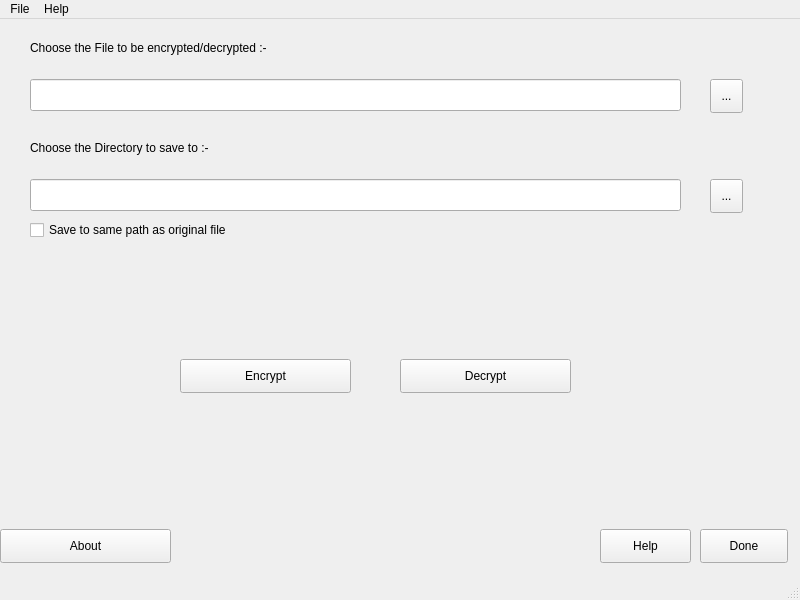
Old version of the form AES Cipher Tool/Assets/UI/package.ui in the repository LordTael125/ElateLabs-Projects.
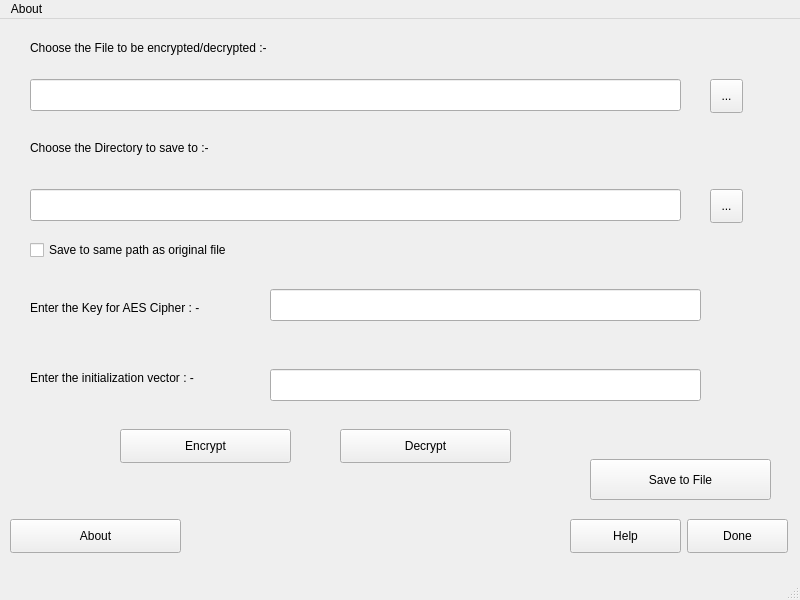
New version of the form.

```diff
--- a/AES Cipher Tool/Assets/UI/package.ui
+++ b/AES Cipher Tool/Assets/UI/package.ui
@@ -17,9 +17,9 @@
    <widget class="QPushButton" name="Help">
     <property name="geometry">
      <rect>
-      <x>600</x>
-      <y>510</y>
-      <width>91</width>
+      <x>570</x>
+      <y>500</y>
+      <width>111</width>
       <height>34</height>
      </rect>
     </property>
@@ -66,8 +66,8 @@
    <widget class="QPushButton" name="Encrypt">
     <property name="geometry">
      <rect>
-      <x>180</x>
-      <y>340</y>
+      <x>120</x>
+      <y>410</y>
       <width>171</width>
       <height>34</height>
      </rect>
@@ -79,8 +79,8 @@
    <widget class="QPushButton" name="Decrypt">
     <property name="geometry">
      <rect>
-      <x>400</x>
-      <y>340</y>
+      <x>340</x>
+      <y>410</y>
       <width>171</width>
       <height>34</height>
      </rect>
@@ -105,8 +105,8 @@
    <widget class="QPushButton" name="About">
     <property name="geometry">
      <rect>
-      <x>0</x>
-      <y>510</y>
+      <x>10</x>
+      <y>500</y>
       <width>171</width>
       <height>34</height>
      </rect>
@@ -119,7 +119,7 @@
     <property name="geometry">
      <rect>
       <x>710</x>
-      <y>160</y>
+      <y>170</y>
       <width>33</width>
       <height>34</height>
      </rect>
@@ -132,7 +132,7 @@
     <property name="geometry">
      <rect>
       <x>30</x>
-      <y>160</y>
+      <y>170</y>
       <width>651</width>
       <height>32</height>
      </rect>
@@ -142,7 +142,7 @@
     <property name="geometry">
      <rect>
       <x>30</x>
-      <y>200</y>
+      <y>220</y>
       <width>231</width>
       <height>22</height>
      </rect>
@@ -154,9 +154,9 @@
    <widget class="QPushButton" name="Done">
     <property name="geometry">
      <rect>
-      <x>700</x>
-      <y>510</y>
-      <width>88</width>
+      <x>687</x>
+      <y>500</y>
+      <width>101</width>
       <height>34</height>
      </rect>
     </property>
@@ -164,6 +164,71 @@
      <string>Done</string>
     </property>
    </widget>
+   <widget class="QPushButton" name="saveButton">
+    <property name="geometry">
+     <rect>
+      <x>590</x>
+      <y>440</y>
+      <width>181</width>
+      <height>41</height>
+     </rect>
+    </property>
+    <property name="text">
+     <string>Save to File</string>
+    </property>
+   </widget>
+   <widget class="QLineEdit" name="AESKey">
+    <property name="geometry">
+     <rect>
+      <x>270</x>
+      <y>270</y>
+      <width>431</width>
+      <height>32</height>
+     </rect>
+    </property>
+    <property name="maxLength">
+     <number>10</number>
+    </property>
+   </widget>
+   <widget class="QLineEdit" name="AESiv">
+    <property name="geometry">
+     <rect>
+      <x>270</x>
+      <y>350</y>
+      <width>431</width>
+      <height>32</height>
+     </rect>
+    </property>
+    <property name="maxLength">
+     <number>8</number>
+    </property>
+   </widget>
+   <widget class="QLabel" name="label_3">
+    <property name="geometry">
+     <rect>
+      <x>30</x>
+      <y>280</y>
+      <width>201</width>
+      <height>18</height>
+     </rect>
+    </property>
+    <property name="text">
+     <string>Enter the Key for AES Cipher : -</string>
+    </property>
+   </widget>
+   <widget class="QLabel" name="label_4">
+    <property name="geometry">
+     <rect>
+      <x>30</x>
+      <y>350</y>
+      <width>231</width>
+      <height>18</height>
+     </rect>
+    </property>
+    <property name="text">
+     <string>Enter the initialization vector : -</string>
+    </property>
+   </widget>
   </widget>
   <widget class="QMenuBar" name="menubar">
    <property name="geometry">
@@ -174,23 +239,16 @@
      <height>30</height>
     </rect>
    </property>
-   <widget class="QMenu" name="menuFile">
+   <widget class="QMenu" name="menuAbout">
     <property name="title">
-     <string>File</string>
+     <string>About</string>
     </property>
     <addaction name="actionOpen"/>
     <addaction name="actionRecent"/>
     <addaction name="separator"/>
     <addaction name="actionExit"/>
    </widget>
-   <widget class="QMenu" name="menuHelp">
-    <property name="title">
-     <string>Help</string>
-    </property>
-    <addaction name="actionVersion"/>
-   </widget>
-   <addaction name="menuFile"/>
-   <addaction name="menuHelp"/>
+   <addaction name="menuAbout"/>
   </widget>
   <widget class="QStatusBar" name="statusbar"/>
   <action name="actionOpen">
```
Left out of the diff: 15 changed lines with no effect on the pictures.
